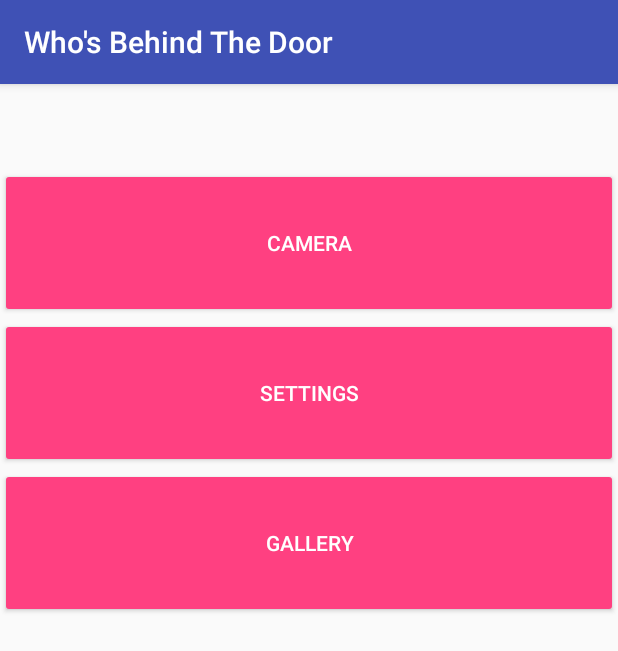
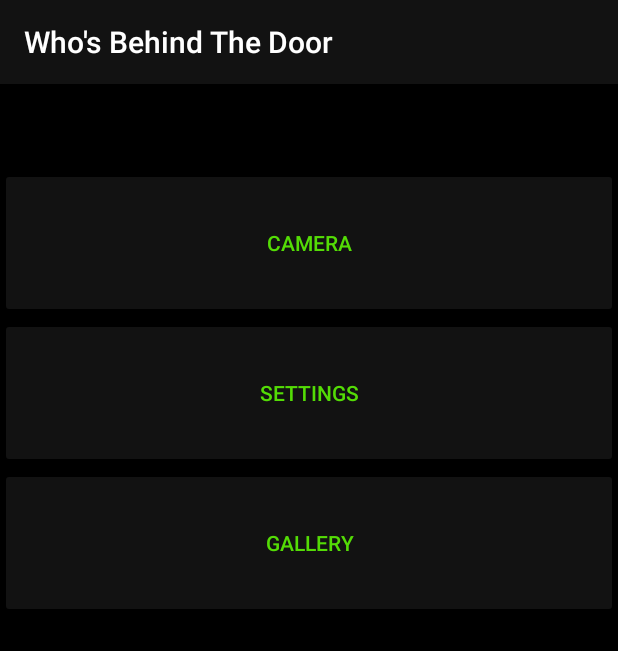
Before and after one commit to blazlew/WhosBehindTheDoor, an Android app: the screen it shows after launch (MainActivity), on a phone screen of 412 x 824 dp. Shown: the top 651 px of the screen. Run offline under Robolectric (Android 15) with nearby library versions, the phone set to English and light mode, and no system bars.

Commit message:
Little make up

```diff
--- a/app/src/main/res/layout/activity_main.xml
+++ b/app/src/main/res/layout/activity_main.xml
@@ -2,17 +2,19 @@
 <LinearLayout android:layout_width="match_parent"
     android:layout_height="match_parent"
     android:orientation="vertical"
-    android:layout_marginTop="?android:attr/actionBarSize"
-    android:layout_marginBottom="?android:attr/actionBarSize"
+    android:background="@color/colorPrimaryDark"
     xmlns:android="http://schemas.android.com/apk/res/android">
 
 
     <Button
+        android:layout_marginTop="?android:attr/actionBarSize"
+
         android:id="@+id/cameraButton"
         style="@style/Widget.AppCompat.Button.Colored"
         android:layout_width="match_parent"
         android:layout_height="wrap_content"
         android:text="@string/camera"
+        android:textColor="@color/textColor"
         android:height="100dp"/>
 
     <Button
@@ -21,6 +23,7 @@
         android:layout_width="match_parent"
         android:layout_height="wrap_content"
         android:text="@string/settings"
+        android:textColor="@color/textColor"
         android:height="100dp"/>
 
     <Button
@@ -29,5 +32,7 @@
         android:layout_width="match_parent"
         android:layout_height="wrap_content"
         android:text="@string/gallery"
+        android:textColor="@color/textColor"
         android:height="100dp"/>
+
 </LinearLayout>
--- a/app/src/main/res/values/colors.xml
+++ b/app/src/main/res/values/colors.xml
@@ -1,6 +1,7 @@
 <?xml version="1.0" encoding="utf-8"?>
 <resources>
-    <color name="colorPrimary">#3F51B5</color>
-    <color name="colorPrimaryDark">#303F9F</color>
-    <color name="colorAccent">#FF4081</color>
+    <color name="colorPrimary">#121212</color>
+    <color name="colorPrimaryDark">#000000</color>
+    <color name="colorAccent">#121212</color>
+    <color name="textColor">#54dc06</color>
 </resources>
--- a/app/src/main/res/values/styles.xml
+++ b/app/src/main/res/values/styles.xml
@@ -1,7 +1,7 @@
 <resources>
 
     <!-- Base application theme. -->
-    <style name="AppTheme" parent="Theme.AppCompat.Light.DarkActionBar">
+    <style name="AppTheme" parent="Theme.AppCompat">
         <!-- Customize your theme here. -->
         <item name="colorPrimary">@color/colorPrimary</item>
         <item name="colorPrimaryDark">@color/colorPrimaryDark</item>
```
